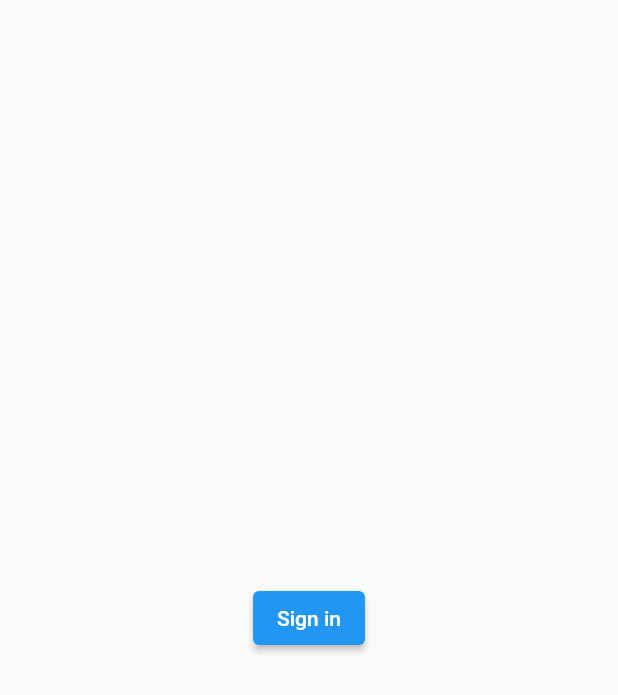
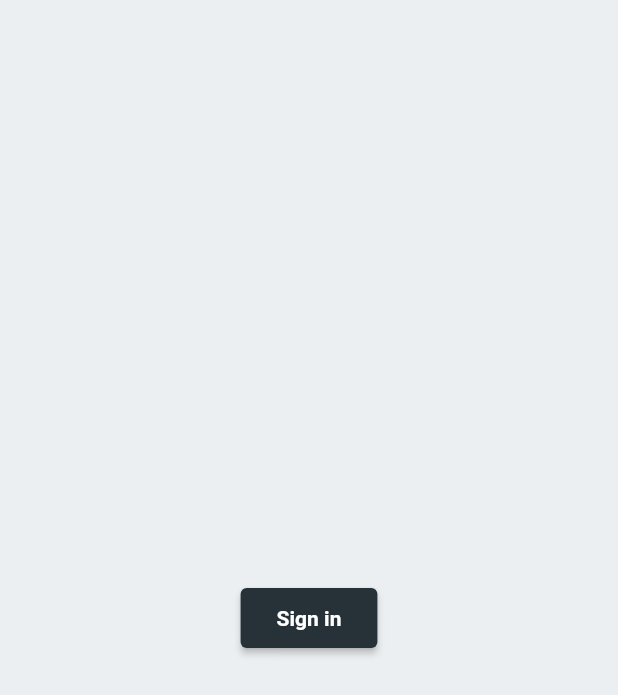
Before and after one commit to egonm12/flutter_ha_dashboard, a Flutter app: the screen it shows after launch, on a phone screen of 412 x 824 dp. Shown: the top 695 px of the screen. Run offline on Flutter 3.47's test engine with Material 2 defaults, Android fonts, the light colour scheme and no system bars; our stand-ins replace dio, equatable, flutter_bloc, flutter_riverpod, flutter_secure_storage, freezed_annotation and 5 more; missing offline and left inert: flutter_appauth; generated files the repository leaves out were written again.

Commit message:
Add basic setup for theming

```diff
--- a/lib/src/app.dart
+++ b/lib/src/app.dart
@@ -1,20 +1,28 @@
 import 'package:flutter/material.dart';
 
+import 'package:flutter_bloc/flutter_bloc.dart';
 import 'package:go_router/go_router.dart';
 
 import 'package:flutter_ha_dashboard/service_locator.dart';
+import 'package:flutter_ha_dashboard/src/core/state/app_bloc.dart';
 import 'package:flutter_ha_dashboard/src/features/authentication/data/authentication_repository.dart';
 import 'package:flutter_ha_dashboard/src/routing/router.dart';
+import 'package:flutter_ha_dashboard/src/theme/dark_theme.dart';
+import 'package:flutter_ha_dashboard/src/theme/light_theme.dart';
 
 class App extends StatelessWidget {
   const App({Key? key}) : super(key: key);
 
   @override
   Widget build(BuildContext context) {
+    final appSettings = context.watch<AppBloc>().state.appSettings;
     final GoRouter router =
         AppRouter.router(serviceLocator<AuthenticationRepository>());
 
     return MaterialApp.router(
+      theme: lightTheme,
+      darkTheme: darkTheme,
+      themeMode: appSettings.themeMode,
       routeInformationParser: router.routeInformationParser,
       routerDelegate: router.routerDelegate,
       debugShowCheckedModeBanner: false,
--- /dev/null
+++ b/lib/src/theme/dark_theme.dart
@@ -0,0 +1,27 @@
+import 'package:flutter/material.dart';
+
+import 'package:flutter_ha_dashboard/src/theme/base_theme.dart';
+import 'package:flutter_ha_dashboard/src/theme/theme_extensions/app_colors.dart';
+import 'package:flutter_ha_dashboard/src/theme/theme_extensions/app_sizes.dart';
+
+final ThemeData darkTheme = baseTheme.copyWith(
+  primaryColor: AppColors.dark.primaryColor,
+  primaryColorLight: AppColors.dark.primaryLightColor,
+  primaryColorDark: AppColors.dark.primaryDarkColor,
+  scaffoldBackgroundColor: AppColors.dark.secondaryColor,
+  extensions: <ThemeExtension<dynamic>>[
+    AppSizes.defaultSizes,
+    AppColors.dark,
+  ],
+  brightness: Brightness.dark,
+  elevatedButtonTheme: ElevatedButtonThemeData(
+    style: baseTheme.elevatedButtonTheme.style!.copyWith(
+      backgroundColor: MaterialStateProperty.resolveWith<Color>(
+        (Set<MaterialState> states) => AppColors.dark.primaryColor,
+      ),
+      foregroundColor: MaterialStateProperty.resolveWith<Color>(
+        (Set<MaterialState> states) => AppColors.brightGray,
+      ),
+    ),
+  ),
+);
--- /dev/null
+++ b/lib/src/theme/light_theme.dart
@@ -0,0 +1,27 @@
+import 'package:flutter/material.dart';
+
+import 'package:flutter_ha_dashboard/src/theme/base_theme.dart';
+import 'package:flutter_ha_dashboard/src/theme/theme_extensions/app_colors.dart';
+import 'package:flutter_ha_dashboard/src/theme/theme_extensions/app_sizes.dart';
+
+final ThemeData lightTheme = baseTheme.copyWith(
+  primaryColor: AppColors.light.primaryColor,
+  primaryColorLight: AppColors.light.primaryLightColor,
+  primaryColorDark: AppColors.light.primaryDarkColor,
+  scaffoldBackgroundColor: AppColors.light.secondaryColor,
+  extensions: <ThemeExtension<dynamic>>[
+    AppSizes.defaultSizes,
+    AppColors.light,
+  ],
+  brightness: Brightness.light,
+  elevatedButtonTheme: ElevatedButtonThemeData(
+    style: baseTheme.elevatedButtonTheme.style!.copyWith(
+      backgroundColor: MaterialStateProperty.resolveWith<Color>(
+        (Set<MaterialState> states) => AppColors.light.primaryColor,
+      ),
+      foregroundColor: MaterialStateProperty.resolveWith<Color>(
+        (Set<MaterialState> states) => AppColors.light.secondaryLightColor,
+      ),
+    ),
+  ),
+);
```
Also changed, not shown: lib/src/theme/base_theme.dart (added, +26 -0 lines), lib/src/theme/theme_extensions/app_colors.dart (added, +78 -0 lines), lib/src/theme/theme_extensions/app_sizes.dart (added, +62 -0 lines).
